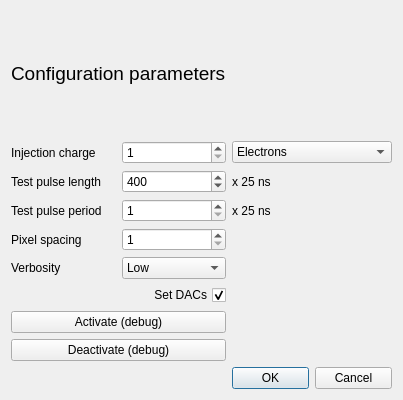
This is SpidrMpx3Eq/testpulseequalisation.ui in navrit/dexter as Qt 5 draws it before an edit. The edited form follows.
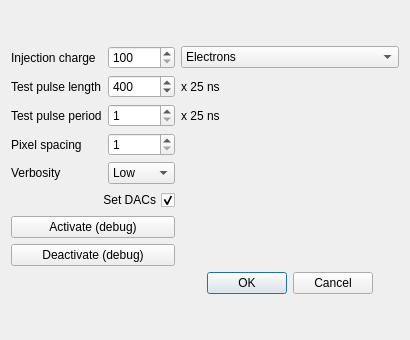
This is the edited form.

Diff of the .ui file:
```diff
--- a/SpidrMpx3Eq/testpulseequalisation.ui
+++ b/SpidrMpx3Eq/testpulseequalisation.ui
@@ -6,8 +6,8 @@
    <rect>
     <x>0</x>
     <y>0</y>
-    <width>403</width>
-    <height>400</height>
+    <width>410</width>
+    <height>340</height>
    </rect>
   </property>
   <property name="sizePolicy">
@@ -18,14 +18,14 @@
   </property>
   <property name="minimumSize">
    <size>
-    <width>403</width>
-    <height>400</height>
+    <width>410</width>
+    <height>340</height>
    </size>
   </property>
   <property name="maximumSize">
    <size>
-    <width>403</width>
-    <height>400</height>
+    <width>410</width>
+    <height>350</height>
    </size>
   </property>
   <property name="windowTitle">
@@ -34,14 +34,26 @@
   <layout class="QGridLayout" name="gridLayout_2">
    <item row="0" column="0">
     <layout class="QGridLayout" name="gridLayout">
-     <item row="5" column="0">
-      <widget class="QLabel" name="label_2">
-       <property name="text">
-        <string>Verbosity</string>
-       </property>
-      </widget>
-     </item>
      <item row="2" column="1">
+      <widget class="QSpinBox" name="spinBox_testPulsePeriod">
+       <property name="minimum">
+        <number>1</number>
+       </property>
+       <property name="maximum">
+        <number>1000000</number>
+       </property>
+      </widget>
+     </item>
+     <item row="0" column="2">
+      <widget class="QComboBox" name="comboBox_injectionChargeUnits">
+       <item>
+        <property name="text">
+         <string>Electrons</string>
+        </property>
+       </item>
+      </widget>
+     </item>
+     <item row="1" column="1">
       <widget class="QSpinBox" name="spinBox_testPulseLength">
        <property name="minimum">
         <number>1</number>
@@ -54,17 +66,40 @@
        </property>
       </widget>
      </item>
-     <item row="9" column="2">
+     <item row="1" column="2">
+      <widget class="QLabel" name="label_7">
+       <property name="text">
+        <string>x 25 ns</string>
+       </property>
+      </widget>
+     </item>
+     <item row="3" column="0">
+      <widget class="QLabel" name="label_3">
+       <property name="text">
+        <string>Pixel spacing</string>
+       </property>
+      </widget>
+     </item>
+     <item row="8" column="2">
       <widget class="QDialogButtonBox" name="buttonBox">
+       <property name="minimumSize">
+        <size>
+         <width>120</width>
+         <height>0</height>
+        </size>
+       </property>
        <property name="orientation">
         <enum>Qt::Horizontal</enum>
        </property>
        <property name="standardButtons">
         <set>QDialogButtonBox::Cancel|QDialogButtonBox::Ok</set>
        </property>
+       <property name="centerButtons">
+        <bool>true</bool>
+       </property>
       </widget>
      </item>
-     <item row="4" column="1">
+     <item row="3" column="1">
       <widget class="QSpinBox" name="spinBox_pixelSpacing">
        <property name="minimum">
         <number>1</number>
@@ -74,19 +109,21 @@
        </property>
       </widget>
      </item>
-     <item row="0" column="0" colspan="2">
-      <widget class="QLabel" name="label_4">
-       <property name="font">
-        <font>
-         <pointsize>14</pointsize>
-        </font>
+     <item row="2" column="2">
+      <widget class="QLabel" name="label_8">
+       <property name="text">
+        <string>x 25 ns</string>
        </property>
+      </widget>
+     </item>
+     <item row="6" column="0" colspan="2">
+      <widget class="QPushButton" name="pushButton_activate">
        <property name="text">
-        <string>Configuration parameters</string>
+        <string>Activate (debug)</string>
        </property>
       </widget>
      </item>
-     <item row="5" column="1">
+     <item row="4" column="1">
       <widget class="QComboBox" name="comboBox_verbosity">
        <item>
         <property name="text">
@@ -100,78 +137,35 @@
        </item>
       </widget>
      </item>
-     <item row="1" column="1">
-      <widget class="QSpinBox" name="spinBox_injectionCharge">
-       <property name="minimum">
-        <number>1</number>
-       </property>
-       <property name="maximum">
-        <number>28000</number>
-       </property>
-      </widget>
-     </item>
-     <item row="3" column="0">
+     <item row="2" column="0">
       <widget class="QLabel" name="label_5">
        <property name="text">
         <string>Test pulse period</string>
        </property>
       </widget>
      </item>
-     <item row="3" column="2">
-      <widget class="QLabel" name="label_8">
-       <property name="text">
-        <string>x 25 ns</string>
-       </property>
-      </widget>
-     </item>
-     <item row="1" column="0">
-      <widget class="QLabel" name="label">
-       <property name="text">
-        <string>Injection charge</string>
-       </property>
-      </widget>
-     </item>
-     <item row="3" column="1">
-      <widget class="QSpinBox" name="spinBox_testPulsePeriod">
-       <property name="minimum">
-        <number>1</number>
-       </property>
-       <property name="maximum">
-        <number>1000000</number>
-       </property>
-      </widget>
-     </item>
-     <item row="1" column="2">
-      <widget class="QComboBox" name="comboBox_injectionChargeUnits">
-       <item>
-        <property name="text">
-         <string>Electrons</string>
-        </property>
-       </item>
-      </widget>
-     </item>
      <item row="4" column="0">
-      <widget class="QLabel" name="label_3">
+      <widget class="QLabel" name="label_2">
        <property name="text">
-        <string>Pixel spacing</string>
+        <string>Verbosity</string>
        </property>
       </widget>
      </item>
-     <item row="2" column="2">
-      <widget class="QLabel" name="label_7">
-       <property name="text">
-        <string>x 25 ns</string>
-       </property>
-      </widget>
-     </item>
-     <item row="2" column="0">
+     <item row="1" column="0">
       <widget class="QLabel" name="label_6">
        <property name="text">
         <string>Test pulse length</string>
        </property>
       </widget>
      </item>
-     <item row="6" column="0" colspan="2">
+     <item row="0" column="0">
+      <widget class="QLabel" name="label">
+       <property name="text">
+        <string>Injection charge</string>
+       </property>
+      </widget>
+     </item>
+     <item row="5" column="0" colspan="2">
       <widget class="QCheckBox" name="checkBox_setDACs">
        <property name="layoutDirection">
         <enum>Qt::RightToLeft</enum>
@@ -184,14 +178,26 @@
        </property>
       </widget>
      </item>
+     <item row="0" column="1">
+      <widget class="QSpinBox" name="spinBox_injectionCharge">
+       <property name="toolTip">
+        <string>SLGM : ~4000 electrons minimum
+LGM   : ~2000 electrons minimum
+HGM   : ~1000 electrons minimum
+SHGM : ~1000 electrons minimum</string>
+       </property>
+       <property name="minimum">
+        <number>100</number>
+       </property>
+       <property name="maximum">
+        <number>28000</number>
+       </property>
+       <property name="singleStep">
+        <number>100</number>
+       </property>
+      </widget>
+     </item>
      <item row="7" column="0" colspan="2">
-      <widget class="QPushButton" name="pushButton_activate">
-       <property name="text">
-        <string>Activate (debug)</string>
-       </property>
-      </widget>
-     </item>
-     <item row="8" column="0" colspan="2">
       <widget class="QPushButton" name="pushButton_deactivate">
        <property name="text">
         <string>Deactivate (debug)</string>
```
